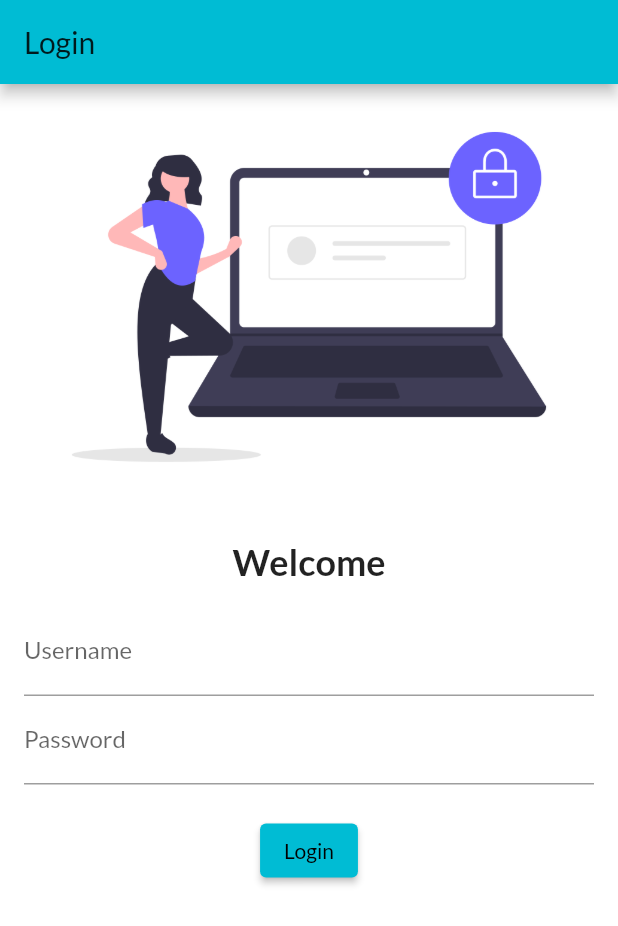
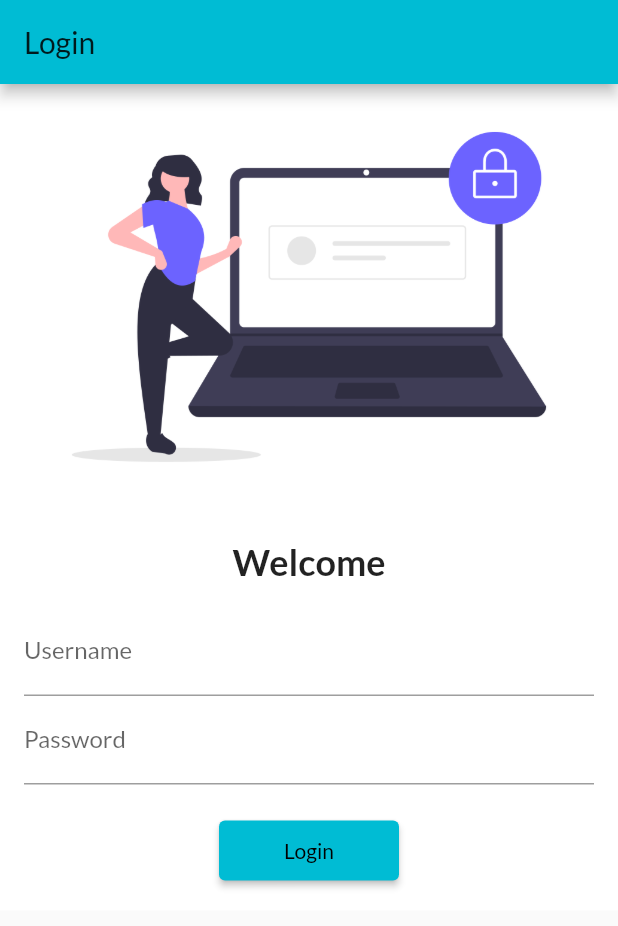
Before and after one commit to khann786asif/flutter_app, a Flutter app: the screen it shows after launch, on a phone screen of 412 x 824 dp. Shown: the top 926 px of the screen. Run offline on Flutter 3.47's test engine with Material 2 defaults, Android fonts, the phone set to English and light mode, and no system bars; our stand-ins replace google_fonts.

Commit message:
"Day5 commit"

```diff
--- a/lib/main.dart
+++ b/lib/main.dart
@@ -1,6 +1,7 @@
 import 'package:flutter/material.dart';
 import 'package:flutter_app/screens/home_page.dart';
 import 'package:flutter_app/screens/login_page.dart';
+import 'package:flutter_app/utils/MyRoutes.dart';
 import 'package:google_fonts/google_fonts.dart';
 
 void main() {
@@ -17,7 +18,12 @@ class MyApp extends StatelessWidget {
         fontFamily: GoogleFonts.lato().fontFamily,
         primarySwatch: Colors.cyan,
       ),
-      home: Login()
+        initialRoute: "/",
+      routes: {
+        "/" : (context) => Login(),
+        MyRoutes.homeRoute: (context) => Home(),
+        MyRoutes.loginRoute: (context) => Login()
+      }
     );
   }
 }
--- a/lib/screens/login_page.dart
+++ b/lib/screens/login_page.dart
@@ -1,4 +1,5 @@
 import 'package:flutter/material.dart';
+import 'package:flutter_app/utils/MyRoutes.dart';
 
 class Login extends StatelessWidget {
   @override
@@ -9,6 +10,7 @@ class Login extends StatelessWidget {
       ),
         body: Material(
         color: Colors.white,
+        child: SingleChildScrollView(
           child: Column(
             children: [
               Image.asset("assets/images/login.png",
@@ -37,7 +39,10 @@ class Login extends StatelessWidget {
                         )),
                     SizedBox(height: 20.0,),
                     ElevatedButton(
-                      onPressed: (){},
+                        style: TextButton.styleFrom(minimumSize: Size(120, 40)),
+                        onPressed: (){
+                          Navigator.pushNamed(context, MyRoutes.homeRoute);
+                        },
                         child: Text("Login")),
                   ],
                 ),
@@ -45,6 +50,7 @@ class Login extends StatelessWidget {
             ],
           ),
         ),
+    ),
       );
   }
 }
--- /dev/null
+++ b/lib/utils/MyRoutes.dart
@@ -0,0 +1,4 @@
+class MyRoutes{
+  static String loginRoute = "/login";
+  static String homeRoute = "/home";
+}
```
Lines whose indentation alone changed are shown as unchanged.
